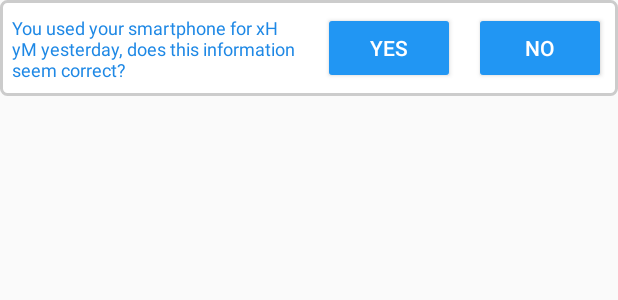
After one commit to akuvisur/AndroidAtWork, an Android app built with Jetpack Compose: the layout data_verification_layout.xml on its own in the app's theme, with its tools: preview values and no code run, on a phone screen of 412 x 824 dp. The commit adds this screen. Shown: the top 300 px of the screen. Run offline under Robolectric (Android 15) with nearby library versions, the phone set to English and light mode, and no system bars.

Commit message:
Adding data verification step to info view.

```diff
--- a/app/src/main/java/com/example/screenloggerdialogtest/FirebaseUtils.kt
+++ b/app/src/main/java/com/example/screenloggerdialogtest/FirebaseUtils.kt
@@ -85,6 +85,8 @@ object FirebaseUtils {
                     // and Systematic Assessment of Usage Gaps ->
                     // "mean usage duration is 2:46 minutes for new sessions and  3:11 minutes for continuous sessions
                 }
+                // the above is done in multiple places but some participants' databases might include a large duration
+                // thus its important to fix it here too
 
                 // Add the duration to the respective day
                 dailyUsage[adjustedDate.toString()] = dailyUsage.getOrDefault(adjustedDate.toString(), 0L) + duration
--- a/app/src/main/java/com/example/screenloggerdialogtest/MainActivity.kt
+++ b/app/src/main/java/com/example/screenloggerdialogtest/MainActivity.kt
@@ -391,6 +391,14 @@ class MainActivity : FragmentActivity() {
 
                 baselineProgressSlider = inflaterView.findViewById(R.id.baselineProgressSlider)
                 baselineProgressSlider.value = min(baselineDay.toFloat(), BASELINE_DURATION.toFloat())
+
+                val dataVerificationLayout = inflater.inflate(R.layout.data_verification_layout, container, false)
+
+                // Find the parent layout in the baseline view where you want to add the data verification layout
+                val parentLayout = inflaterView.findViewById<LinearLayout>(R.id.baseline_ongoing_layout) // Replace with the actual ID of the parent layout
+
+                // Add the data verification layout to the parent layout
+                parentLayout.addView(dataVerificationLayout)
             }
 
             else if (studyState == STUDY_STATE_POST_BASELINE) {
--- a/app/src/main/res/layout/baseline_ongoing_layout.xml
+++ b/app/src/main/res/layout/baseline_ongoing_layout.xml
@@ -5,7 +5,8 @@
     android:layout_height="match_parent"
     android:orientation="vertical"
     android:gravity="center"
-    android:padding="16dp">
+    android:padding="16dp"
+    android:id="@+id/baseline_ongoing_layout">
 
     <!-- TextView for Current Phase -->
     <TextView
--- /dev/null
+++ b/app/src/main/res/layout/data_verification_layout.xml
@@ -0,0 +1,50 @@
+<?xml version="1.0" encoding="utf-8"?>
+<androidx.constraintlayout.widget.ConstraintLayout xmlns:android="http://schemas.android.com/apk/res/android"
+    xmlns:app="http://schemas.android.com/apk/res-auto"
+    android:layout_width="match_parent"
+    android:layout_height="wrap_content"
+    android:background="@drawable/linear_layout_background"
+    android:id="@+id/data_verification_layout"
+    android:padding="8dp">
+
+    <!-- TextView for Usage Information -->
+    <TextView
+        android:id="@+id/usageInfoText"
+        android:layout_width="0dp"
+        android:layout_height="wrap_content"
+        android:text="You used your smartphone for xH yM yesterday, does this information seem correct?"
+        android:textSize="12sp"
+        android:textColor="@color/blue_600"
+        app:layout_constraintStart_toStartOf="parent"
+        app:layout_constraintTop_toTopOf="parent"
+        app:layout_constraintBottom_toBottomOf="parent"
+        app:layout_constraintWidth_percent="0.50" />
+
+    <!-- Button for Yes -->
+    <Button
+        android:id="@+id/yesButton"
+        android:layout_width="wrap_content"
+        android:layout_height="wrap_content"
+        android:text="Yes"
+        android:textColor="@android:color/white"
+        android:backgroundTint="@color/blue_500"
+        android:padding="4dp"
+        app:layout_constraintTop_toTopOf="parent"
+        app:layout_constraintBottom_toBottomOf="parent"
+        app:layout_constraintStart_toEndOf="@id/usageInfoText"
+        app:layout_constraintEnd_toStartOf="@id/noButton"
+        android:layout_marginEnd="4dp" />
+
+    <!-- Button for No -->
+    <Button
+        android:id="@+id/noButton"
+        android:layout_width="wrap_content"
+        android:layout_height="wrap_content"
+        android:text="No"
+        android:textColor="@android:color/white"
+        android:backgroundTint="@color/blue_500"
+        android:padding="4dp"
+        app:layout_constraintTop_toTopOf="parent"
+        app:layout_constraintBottom_toBottomOf="parent"
+        app:layout_constraintEnd_toEndOf="parent" />
+</androidx.constraintlayout.widget.ConstraintLayout>
```
